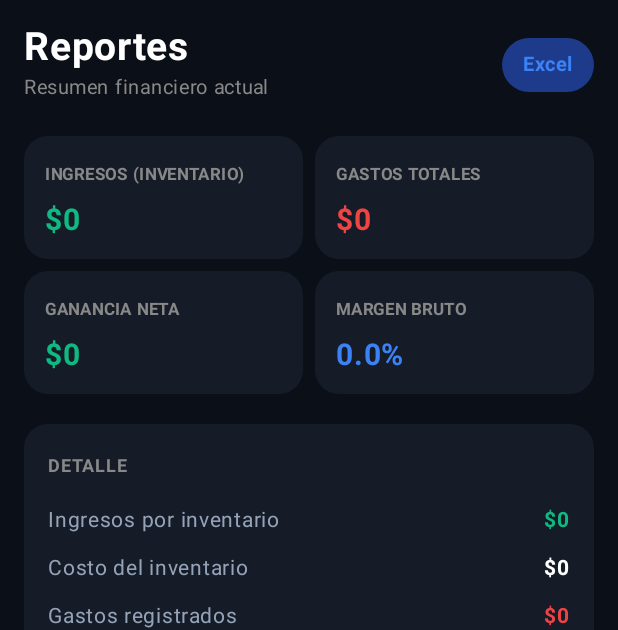
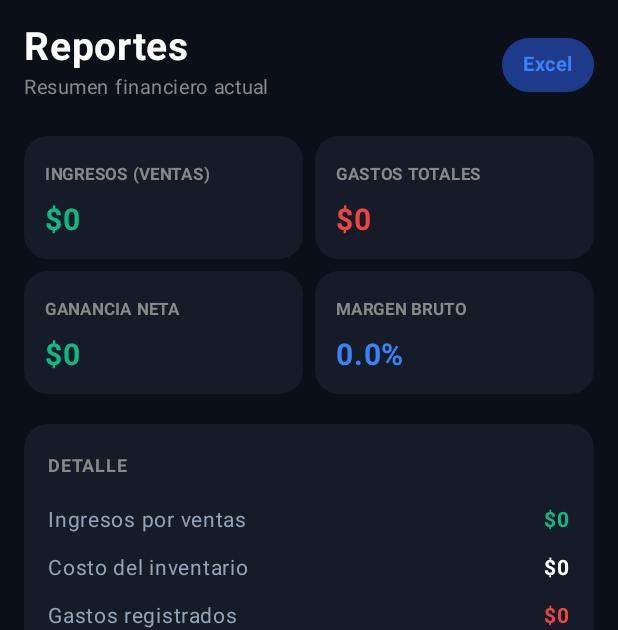
Before and after one commit to mariogc55/inventory-taker, an Android app built with Jetpack Compose: the composable ReportesScreen shown on its own in the app's theme, on a phone screen of 412 x 824 dp. Shown: the top 630 px of the screen. Run offline under Robolectric (Android 15) with nearby library versions, the phone set to English and light mode, and no system bars; our stand-ins replace Room's generated code; 3 statements that could not run were skipped.

Commit message:
feat/ganancias_y_reportes_usan_ingresos_de_ventas_reales

```diff
--- a/app/src/main/java/com/mariogc55/retrowave/tiendabarrioinventory/model/CalculadoraGanancias.kt
+++ b/app/src/main/java/com/mariogc55/retrowave/tiendabarrioinventory/model/CalculadoraGanancias.kt
@@ -27,14 +27,20 @@ class CalculadoraGanancias(context: Context) {
             emptyList()
         }
 
-        val ingresos = productos.sumOf { it.sellingPrice * it.stock }
+        val ventas = try {
+            VentaRepository.obtenerVentas()
+        } catch (_: Exception) {
+            emptyList()
+        }
+
+        val ingresos = ventas.sumOf { it.totalPrice }
         val costoInventario = productos.sumOf { it.purchasePrice * it.stock }
         val gastos = gastosList.sumOf { it.monto }
 
         val gananciaNeta = ingresos - gastos
 
         val margenBruto = if (ingresos > 0.0) {
-            ((ingresos - costoInventario) / ingresos) * 100
+            (gananciaNeta / ingresos) * 100
         } else {
             0.0
         }
--- a/app/src/main/java/com/mariogc55/retrowave/tiendabarrioinventory/ui/screens/ReportesScreen.kt
+++ b/app/src/main/java/com/mariogc55/retrowave/tiendabarrioinventory/ui/screens/ReportesScreen.kt
@@ -178,7 +178,7 @@ private fun ContenidoReportes(resumen: ResumenGanancias, onExportar: () -> Unit)
 
         Row(modifier = Modifier.fillMaxWidth()) {
             CardTotal(
-                titulo = "INGRESOS (INVENTARIO)",
+                titulo = "INGRESOS (VENTAS)",
                 valor = "$" + "%,.0f".format(resumen.ingresos),
                 colorValor = Color(0xFF10B981),
                 modifier = Modifier.weight(1f)
@@ -225,7 +225,7 @@ private fun ContenidoReportes(resumen: ResumenGanancias, onExportar: () -> Unit)
                     color = Color.Gray
                 )
                 Spacer(modifier = Modifier.height(12.dp))
-                FilaDetalle("Ingresos por inventario", "$" + "%,.0f".format(resumen.ingresos), Color(0xFF10B981))
+                FilaDetalle("Ingresos por ventas", "$" + "%,.0f".format(resumen.ingresos), Color(0xFF10B981))
                 Spacer(modifier = Modifier.height(8.dp))
                 FilaDetalle("Costo del inventario", "$" + "%,.0f".format(resumen.costoInventario), Color.White)
                 Spacer(modifier = Modifier.height(8.dp))
```
